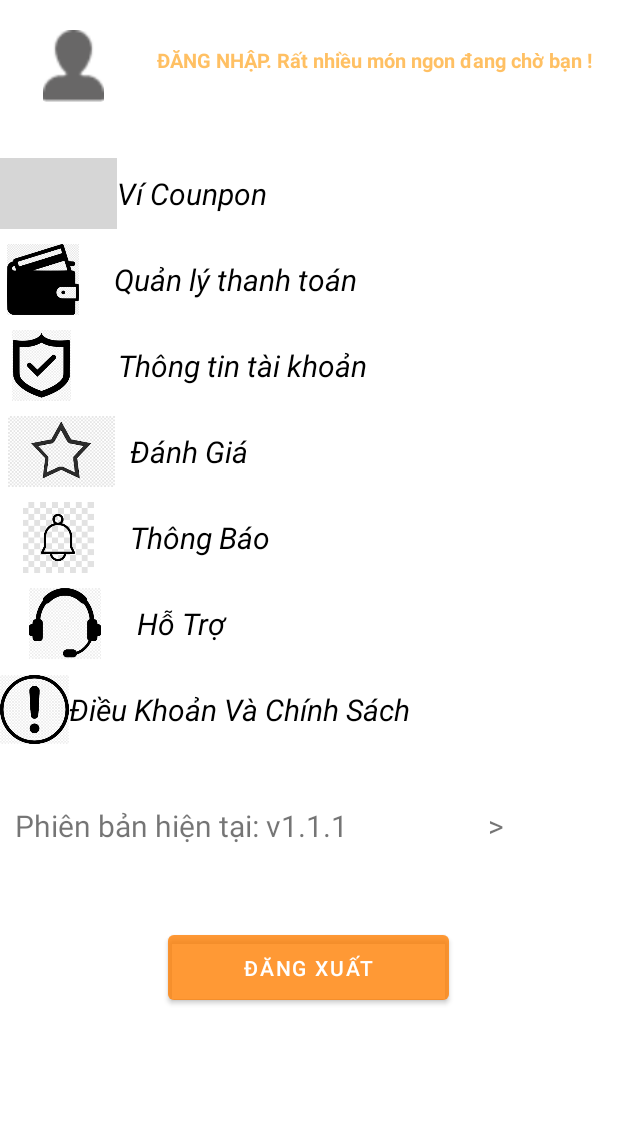
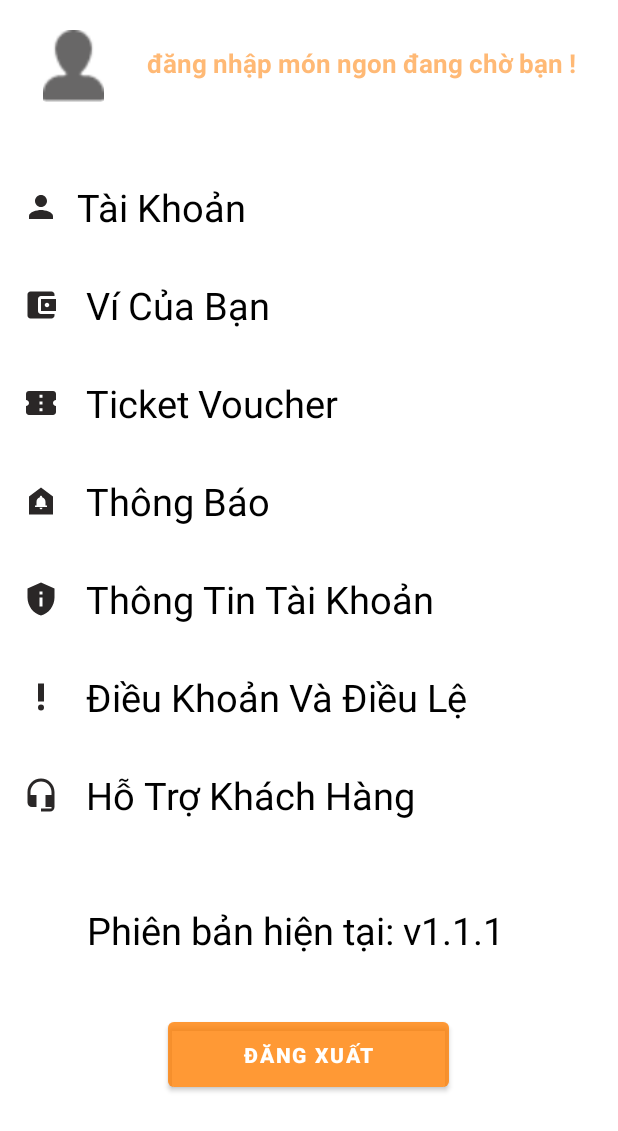
Before and after one commit to Congsonn/fast-food-app, an Android app: the thongtin screen opened directly, with no data from a screen before it, on a phone screen of 412 x 824 dp. Shown: the top 1131 px of the screen. Run offline under Robolectric (Android 15) with nearby library versions, the phone set to English and light mode, and no system bars; grey boxes are pictures that could not be loaded.

Commit message:
update login and Thong tin

```diff
--- /dev/null
+++ b/app/src/main/res/drawable/ic_chamthan.xml
@@ -0,0 +1,6 @@
+<vector android:height="24dp" android:tint="#2A2727"
+    android:viewportHeight="24" android:viewportWidth="24"
+    android:width="24dp" xmlns:android="http://schemas.android.com/apk/res/android">
+    <path android:fillColor="@android:color/white" android:pathData="M12,19m-2,0a2,2 0,1 1,4 0a2,2 0,1 1,-4 0"/>
+    <path android:fillColor="@android:color/white" android:pathData="M10,3h4v12h-4z"/>
+</vector>
--- /dev/null
+++ b/app/src/main/res/drawable/ic_doorbell.xml
@@ -0,0 +1,5 @@
+<vector android:height="24dp" android:tint="#2A2727"
+    android:viewportHeight="24" android:viewportWidth="24"
+    android:width="24dp" xmlns:android="http://schemas.android.com/apk/res/android">
+    <path android:fillColor="@android:color/white" android:pathData="M12,3L4,9v12h16V9L12,3zM12,17.5c-0.55,0 -1,-0.45 -1,-1h2C13,17.05 12.55,17.5 12,17.5zM16,16H8v-1h1v-2.34c0,-1.54 0.82,-2.82 2.25,-3.16V9.25c0,-0.41 0.34,-0.75 0.75,-0.75s0.75,0.34 0.75,0.75V9.5C14.19,9.84 15,11.12 15,12.66V15h1V16z"/>
+</vector>
--- /dev/null
+++ b/app/src/main/res/drawable/ic_privacy.xml
@@ -0,0 +1,5 @@
+<vector android:height="24dp" android:tint="#2A2727"
+    android:viewportHeight="24" android:viewportWidth="24"
+    android:width="24dp" xmlns:android="http://schemas.android.com/apk/res/android">
+    <path android:fillColor="@android:color/white" android:pathData="M12,1L3,5v6c0,5.55 3.84,10.74 9,12c5.16,-1.26 9,-6.45 9,-12V5L12,1L12,1zM11,7h2v2h-2V7zM11,11h2v6h-2V11z"/>
+</vector>
--- /dev/null
+++ b/app/src/main/res/drawable/ic_star_half.xml
@@ -0,0 +1,5 @@
+<vector android:autoMirrored="true" android:height="24dp"
+    android:tint="#2A2727" android:viewportHeight="24"
+    android:viewportWidth="24" android:width="24dp" xmlns:android="http://schemas.android.com/apk/res/android">
+    <path android:fillColor="@android:color/white" android:pathData="M22,9.24l-7.19,-0.62L12,2L9.19,8.63L2,9.24l5.46,4.73L5.82,21L12,17.27L18.18,21l-1.63,-7.03L22,9.24zM12,15.4V6.1l1.71,4.04l4.38,0.38l-3.32,2.88l1,4.28L12,15.4z"/>
+</vector>
--- /dev/null
+++ b/app/src/main/res/drawable/ic_tainghe.xml
@@ -0,0 +1,5 @@
+<vector android:height="24dp" android:tint="#2A2727"
+    android:viewportHeight="24" android:viewportWidth="24"
+    android:width="24dp" xmlns:android="http://schemas.android.com/apk/res/android">
+    <path android:fillColor="@android:color/white" android:pathData="M12,1c-4.97,0 -9,4.03 -9,9v7c0,1.66 1.34,3 3,3h3v-8H5v-2c0,-3.87 3.13,-7 7,-7s7,3.13 7,7v2h-4v8h4v1h-7v2h6c1.66,0 3,-1.34 3,-3V10c0,-4.97 -4.03,-9 -9,-9z"/>
+</vector>
--- /dev/null
+++ b/app/src/main/res/drawable/ic_voucher.xml
@@ -0,0 +1,5 @@
+<vector android:height="24dp" android:tint="#2A2727"
+    android:viewportHeight="24" android:viewportWidth="24"
+    android:width="24dp" xmlns:android="http://schemas.android.com/apk/res/android">
+    <path android:fillColor="@android:color/white" android:pathData="M22,10V6c0,-1.11 -0.9,-2 -2,-2H4C2.9,4 2.01,4.89 2.01,6v4C3.11,10 4,10.9 4,12s-0.89,2 -2,2v4c0,1.1 0.9,2 2,2h16c1.1,0 2,-0.9 2,-2v-4c-1.1,0 -2,-0.9 -2,-2S20.9,10 22,10zM13,17.5h-2v-2h2V17.5zM13,13h-2v-2h2V13zM13,8.5h-2v-2h2V8.5z"/>
+</vector>
--- /dev/null
+++ b/app/src/main/res/drawable/ic_wallet.xml
@@ -0,0 +1,5 @@
+<vector android:height="24dp" android:tint="#2A2727"
+    android:viewportHeight="24" android:viewportWidth="24"
+    android:width="24dp" xmlns:android="http://schemas.android.com/apk/res/android">
+    <path android:fillColor="@android:color/white" android:pathData="M21,18v1c0,1.1 -0.9,2 -2,2L5,21c-1.11,0 -2,-0.9 -2,-2L3,5c0,-1.1 0.89,-2 2,-2h14c1.1,0 2,0.9 2,2v1h-9c-1.11,0 -2,0.9 -2,2v8c0,1.1 0.89,2 2,2h9zM12,16h10L22,8L12,8v8zM16,13.5c-0.83,0 -1.5,-0.67 -1.5,-1.5s0.67,-1.5 1.5,-1.5 1.5,0.67 1.5,1.5 -0.67,1.5 -1.5,1.5z"/>
+</vector>
--- a/app/src/main/res/layout/activity_login.xml
+++ b/app/src/main/res/layout/activity_login.xml
@@ -12,19 +12,19 @@
 
 
     <androidx.cardview.widget.CardView
-        android:layout_width="match_parent"
-        android:layout_height="wrap_content"
-        android:layout_margin="40dp"
-        android:elevation="20dp"
+        android:layout_width="372dp"
+        android:layout_height="500dp"
+        android:layout_margin="26dp"
+        android:elevation="30dp"
         app:cardCornerRadius="30dp">
 
         <LinearLayout
-            android:layout_width="357dp"
-            android:layout_height="423dp"
+            android:layout_width="391dp"
+            android:layout_height="514dp"
             android:layout_gravity="center_horizontal"
             android:background="@drawable/lavender"
             android:orientation="vertical"
-            android:padding="24dp">
+            android:padding="25dp">
 
             <TextView
                 android:layout_width="match_parent"
@@ -33,7 +33,8 @@
                 android:textAlignment="center"
                 android:textColor="@color/lavender"
                 android:textSize="36sp"
-                android:textStyle="bold">
+                android:textStyle="bold"
+                android:layout_marginTop="30dp">
 
             </TextView>
 
@@ -88,5 +89,4 @@
     </androidx.cardview.widget.CardView>
 
 
-
 </LinearLayout>
--- a/app/src/main/res/layout/activity_signup.xml
+++ b/app/src/main/res/layout/activity_signup.xml
@@ -13,8 +13,8 @@
 
     <androidx.cardview.widget.CardView
         android:layout_width="match_parent"
-        android:layout_height="wrap_content"
-        android:layout_margin="40dp"
+        android:layout_height="574dp"
+        android:layout_margin="30dp"
         android:elevation="20dp"
         app:cardCornerRadius="30dp">
 
@@ -88,13 +88,13 @@
                 android:textColor="@color/black" />
 
             <Button
+                android:id="@+id/btn_signup"
                 android:layout_width="match_parent"
                 android:layout_height="60dp"
                 android:layout_marginTop="30dp"
                 android:text="Sign Up"
                 android:textSize="16dp"
-                app:cornerRadius="20dp"
-                android:id="@+id/btn_signup"/>
+                app:cornerRadius="20dp" />
 
             <TextView
                 android:id="@+id/textread_signup"
--- a/app/src/main/res/layout/activity_thongtin.xml
+++ b/app/src/main/res/layout/activity_thongtin.xml
@@ -29,202 +29,115 @@
         <TextView
             android:id="@+id/textToi"
             android:layout_width="110dp"
-            android:layout_height="32dp"
+            android:layout_height="39dp"
             android:layout_marginTop="10dp"
             android:layout_weight="3"
-            android:text="  ĐĂNG NHẬP. Rất nhiều món ngon đang chờ bạn !"
-            android:textColor="#9CFF9800"
-            android:textSize="13dp"
+            android:text="đăng nhập món ngon đang chờ bạn !"
+            android:textColor="#8AFF7E00"
+            android:textSize="17dp"
             android:textStyle="bold" />
 
 
     </LinearLayout>
 
     <LinearLayout
+        android:id="@+id/l2"
         android:layout_width="match_parent"
-        android:layout_height="482dp"
+        android:layout_height="540dp"
         android:layout_marginTop="20dp"
-        android:orientation="vertical"
-        android:id="@+id/l2">
+        android:orientation="vertical">
 
-        <LinearLayout
-            android:layout_width="match_parent"
-            android:layout_height="47dp">
 
-            <ImageView
-                android:id="@+id/imgticket"
-                android:layout_width="0dp"
-                android:layout_height="wrap_content"
-                android:layout_weight="1"
-                app:srcCompat="@drawable/ticket" />
 
         <TextView
-                android:id="@+id/tvticket"
-                android:layout_width="wrap_content"
-                android:layout_height="30dp"
-                android:layout_marginTop="10dp"
-                android:layout_weight="3"
-                android:text="Ví Counpon"
+            android:layout_width="match_parent"
+            android:layout_height="wrap_content"
+            android:id="@+id/taikhoan"
+            android:background="@color/white"
+            android:drawableLeft="@drawable/ic_baseline_person_24"
+            android:padding="15dp"
+            android:text="  Tài Khoản"
             android:textColor="@color/black"
-                android:textSize="20dp"
-                android:textStyle="italic" />
-        </LinearLayout>
+            android:textSize="25dp"/>
 
-        <LinearLayout
-            android:layout_width="match_parent"
-            android:layout_height="47dp"
-            android:layout_marginTop="10dp">
-
-            <ImageView
-                android:id="@+id/imgwallet"
-                android:layout_width="0dp"
-                android:layout_height="wrap_content"
-                android:layout_weight="1"
-                app:srcCompat="@drawable/wallet" />
 
         <TextView
-                android:id="@+id/tvwallet"
-                android:layout_width="wrap_content"
-                android:layout_height="30dp"
-                android:layout_marginTop="10dp"
-                android:layout_weight="3"
-                android:text="    Quản lý thanh toán"
+            android:layout_width="match_parent"
+            android:layout_height="wrap_content"
+            android:id="@+id/vitien"
+            android:background="@color/white"
+            android:drawableLeft="@drawable/ic_wallet"
+            android:padding="15dp"
+            android:text="   Ví Của Bạn "
             android:textColor="@color/black"
-                android:textSize="20dp"
-                android:textStyle="italic" />
-        </LinearLayout>
-
-
-        <LinearLayout
-            android:layout_width="match_parent"
-            android:layout_height="47dp"
-            android:layout_marginTop="10dp">
-
-            <ImageView
-                android:id="@+id/imgtaikhoan"
-                android:layout_width="0dp"
-                android:layout_height="wrap_content"
-                android:layout_weight="1"
-                app:srcCompat="@drawable/taikhoan" />
+            android:textSize="25dp"/>
 
         <TextView
-                android:id="@+id/tvtaikhoan"
-                android:layout_width="wrap_content"
-                android:layout_height="30dp"
-                android:layout_marginTop="10dp"
-                android:layout_weight="3"
-                android:text="     Thông tin tài khoản"
+            android:layout_width="match_parent"
+            android:layout_height="wrap_content"
+            android:id="@+id/voucher"
+            android:background="@color/white"
+            android:drawableLeft="@drawable/ic_voucher"
+            android:padding="15dp"
+            android:text="   Ticket Voucher"
             android:textColor="@color/black"
-                android:textSize="20dp"
-                android:textStyle="italic" />
-        </LinearLayout>
-
-
-        <LinearLayout
-            android:layout_width="match_parent"
-            android:layout_height="47dp"
-            android:layout_marginTop="10dp">
-
-            <ImageView
-                android:id="@+id/imgdanhgia"
-                android:layout_width="0dp"
-                android:layout_height="wrap_content"
-                android:layout_weight="1"
-                app:srcCompat="@drawable/star" />
+            android:textSize="25dp"/>
 
         <TextView
-                android:id="@+id/tvdanhgia"
-                android:layout_width="wrap_content"
-                android:layout_height="30dp"
-                android:layout_marginTop="10dp"
-                android:layout_weight="3"
-                android:text=" Đánh Giá"
+            android:layout_width="match_parent"
+            android:layout_height="wrap_content"
+            android:id="@+id/thongbao"
+            android:background="@color/white"
+            android:drawableLeft="@drawable/ic_doorbell"
+            android:padding="15dp"
+            android:text="   Thông Báo"
             android:textColor="@color/black"
-                android:textSize="20dp"
-                android:textStyle="italic" />
-        </LinearLayout>
-
-
-        <LinearLayout
-            android:layout_width="match_parent"
-            android:layout_height="47dp"
-            android:layout_marginTop="10dp">
-
-            <ImageView
-                android:id="@+id/imgthongbao"
-                android:layout_width="0dp"
-                android:layout_height="wrap_content"
-                android:layout_weight="1"
-                app:srcCompat="@drawable/thongbao" />
+            android:textSize="25dp"/>
 
         <TextView
-                android:id="@+id/tvthongbao"
-                android:layout_width="wrap_content"
-                android:layout_height="30dp"
-                android:layout_marginTop="10dp"
-                android:layout_weight="3"
-                android:text="  Thông Báo"
+            android:layout_width="match_parent"
+            android:layout_height="wrap_content"
+            android:id="@+id/thongtin"
+            android:background="@color/white"
+            android:drawableLeft="@drawable/ic_privacy"
+            android:padding="15dp"
+            android:text="   Thông Tin Tài Khoản"
             android:textColor="@color/black"
-                android:textSize="20dp"
-                android:textStyle="italic" />
-        </LinearLayout>
-
-        <LinearLayout
-            android:layout_width="match_parent"
-            android:layout_height="47dp"
-            android:layout_marginTop="10dp">
-
-            <ImageView
-                android:id="@+id/imghotro"
-                android:layout_width="0dp"
-                android:layout_height="wrap_content"
-                android:layout_weight="1"
-                app:srcCompat="@drawable/hotro" />
+            android:textSize="25dp"/>
 
         <TextView
-                android:id="@+id/tvhotro"
-                android:layout_width="wrap_content"
-                android:layout_height="30dp"
-                android:layout_marginTop="10dp"
-                android:layout_weight="3"
-                android:text=" Hỗ Trợ"
+            android:layout_width="match_parent"
+            android:layout_height="wrap_content"
+            android:id="@+id/dieukhoan"
+            android:background="@color/white"
+            android:drawableLeft="@drawable/ic_chamthan"
+            android:padding="15dp"
+            android:text="   Điều Khoản Và Điều Lệ "
             android:textColor="@color/black"
-                android:textSize="20dp"
-                android:textStyle="italic" />
-        </LinearLayout>
-
-        <LinearLayout
-            android:layout_width="match_parent"
-            android:layout_height="47dp"
-            android:layout_marginTop="10dp">
-
-            <ImageView
-                android:id="@+id/imgdieukhoan"
-                android:layout_width="0dp"
-                android:layout_height="wrap_content"
-                android:layout_weight="1"
-                app:srcCompat="@drawable/chamthan" />
+            android:textSize="25dp"/>
 
         <TextView
-                android:id="@+id/tvdieukhoan"
-                android:layout_width="wrap_content"
-                android:layout_height="30dp"
-                android:layout_marginTop="10dp"
-                android:layout_weight="3"
-                android:text="Điều Khoản Và Chính Sách"
+            android:layout_width="match_parent"
+            android:layout_height="wrap_content"
+            android:id="@+id/hotro"
+            android:background="@color/white"
+            android:drawableLeft="@drawable/ic_tainghe"
+            android:padding="15dp"
+            android:text="   Hỗ Trợ Khách Hàng"
             android:textColor="@color/black"
-                android:textSize="20dp"
-                android:textStyle="italic" />
-        </LinearLayout>
+            android:textSize="25dp"/>
+
 
         <TextView
             android:id="@+id/tvphienban"
             android:layout_width="match_parent"
-            android:layout_height="wrap_content"
-            android:layout_marginLeft="10dp"
+            android:layout_height="41dp"
+
             android:layout_marginTop="40dp"
-            android:text="Phiên bản hiện tại: v1.1.1                    >"
-            android:textSize="20dp" />
+            android:text="Phiên bản hiện tại: v1.1.1   "
+            android:textColor="@color/black"
+            android:textAlignment="center"
+            android:textSize="25dp" />
     </LinearLayout>
 
     <Button
@@ -234,6 +147,7 @@
         android:layout_gravity="center"
         android:layout_marginTop="30dp"
         android:backgroundTint="#8AFF7E00"
+        android:textStyle="bold"
         android:text="ĐĂNG XUẤT" />
 
 </LinearLayout>
```
Lines whose indentation alone changed are shown as unchanged.
